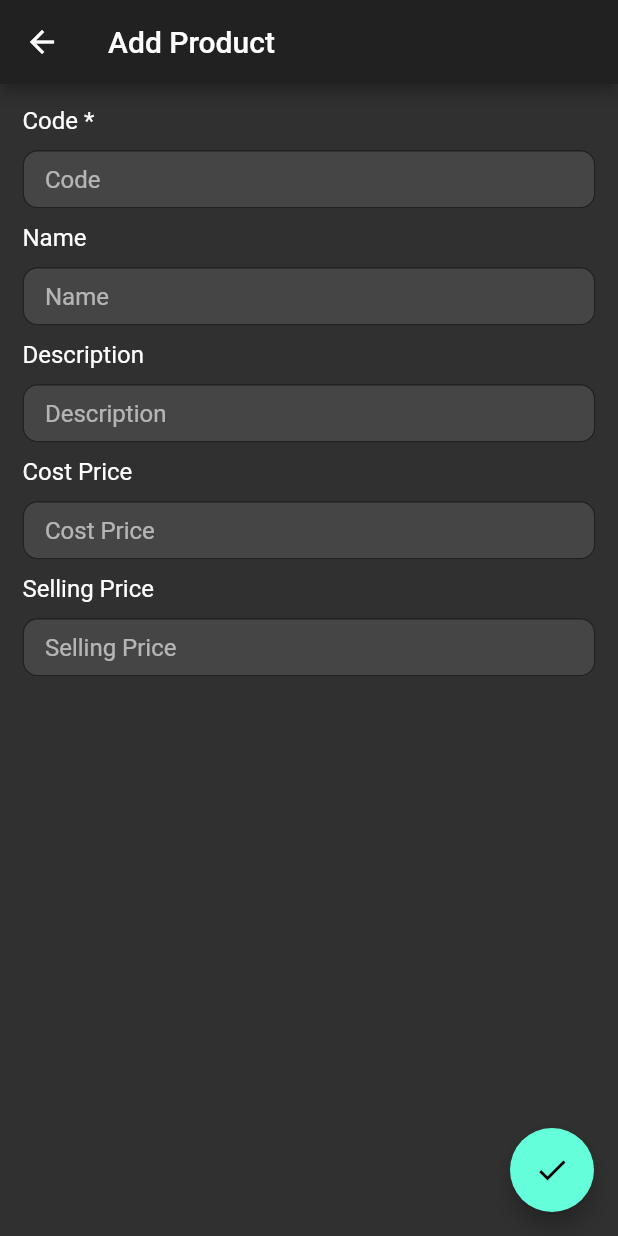
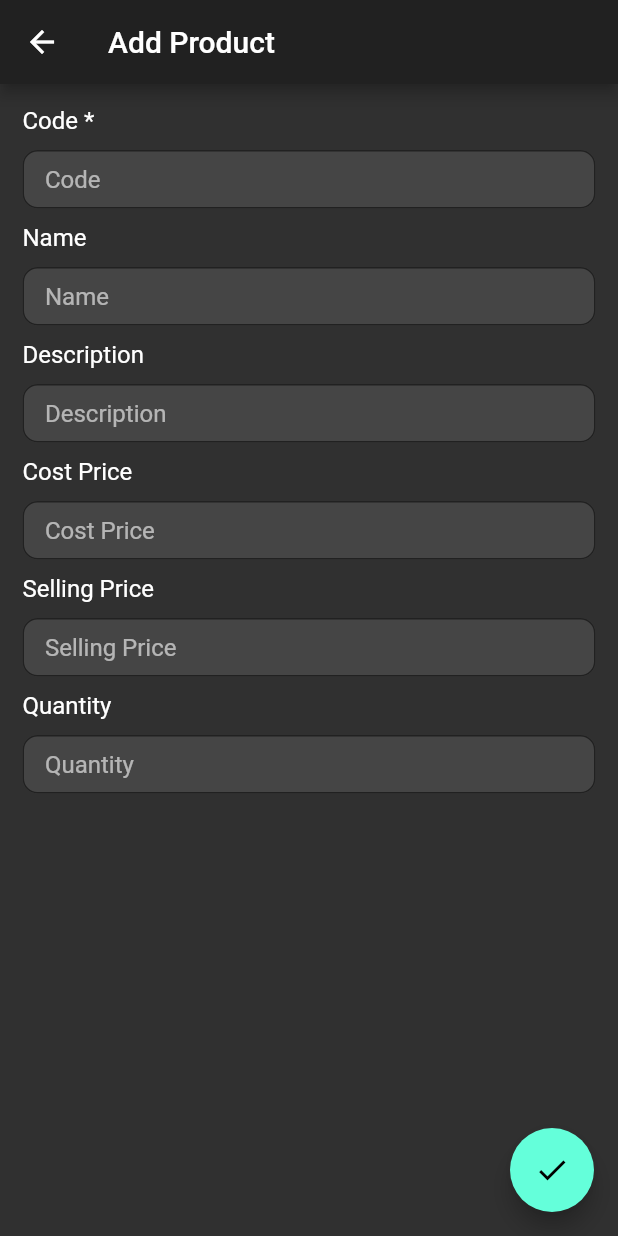
Before and after one commit to devanshu9750/mybusiness, a Flutter app: the AddProduct screen opened directly, on a phone screen of 412 x 824 dp. Run offline on Flutter 3.47's test engine with Material 2 defaults, Android fonts, the phone set to English and light mode, and no system bars; drawn by our look-alikes of velocity_x; our stand-ins replace cloud_firestore, firebase_auth, firebase_core, fluttertoast; accounts and stored records are empty.

Commit message:
Added quantity field to product details

```diff
--- a/lib/models/product_model.dart
+++ b/lib/models/product_model.dart
@@ -4,21 +4,29 @@ class Product {
   String description;
   int cp;
   int sp;
+  int quantity;
 
   Product(
       {required this.code,
       required this.cp,
       required this.description,
       required this.name,
-      required this.sp});
+      required this.sp,
+      required this.quantity});
 
   Product.fromJson(Map<String, dynamic> json, String id)
       : code = id,
         description = json['description'],
         name = json['name'],
         cp = json['cp'],
-        sp = json['sp'];
+        sp = json['sp'],
+        quantity = json['quantity'];
 
-  Map<String, dynamic> get toJson =>
-      {'name': name, 'description': description, 'cp': cp, 'sp': sp};
+  Map<String, dynamic> get toJson => {
+        'name': name,
+        'description': description,
+        'cp': cp,
+        'sp': sp,
+        'quantity': quantity
+      };
 }
--- a/lib/screens/products_side/add_product.dart
+++ b/lib/screens/products_side/add_product.dart
@@ -11,18 +11,23 @@ class AddProduct extends StatefulWidget {
 }
 
 class _AddProductState extends State<AddProduct> {
-  String _code = '', _name = '', _description = '', _cp = '', _sp = '';
+  String _code = '',
+      _name = '',
+      _description = '',
+      _cp = '',
+      _sp = '',
+      _quantity = '';
 
   _addProduct() {
     if (_code.isNotBlank) {
       Components.showLoading(context);
       Product product = Product(
-        code: _code,
-        cp: int.parse((_cp.isNotBlank) ? _cp : '0'),
-        description: _description,
-        name: _name,
-        sp: int.parse((_sp.isNotBlank) ? _sp : '0'),
-      );
+          code: _code,
+          cp: int.parse((_cp.isNotBlank) ? _cp : '0'),
+          description: _description,
+          name: _name,
+          sp: int.parse((_sp.isNotBlank) ? _sp : '0'),
+          quantity: int.parse((_quantity.isNotBlank) ? _quantity : '0'));
       FirebaseFirestore.instance
           .collection('products')
           .doc(_code)
@@ -112,6 +117,23 @@ class _AddProductState extends State<AddProduct> {
             borderType: VxTextFieldBorderType.roundLine,
             onChanged: (value) => _sp = value.trim(),
             hint: "Selling Price",
+          ),
+          SizedBox(
+            height: 10,
+          ),
+          "Quantity".text.size(16).make(),
+          SizedBox(
+            height: 10,
+          ),
+          VxTextField(
+            keyboardType: TextInputType.number,
+            borderRadius: 10,
+            borderType: VxTextFieldBorderType.roundLine,
+            onChanged: (value) => _quantity = value.trim(),
+            hint: "Quantity",
+          ),
+          SizedBox(
+            height: 20,
           )
         ]).scrollVertical().pOnly(left: 15, top: 15, right: 15));
   }
--- a/lib/screens/products_side/product_detail.dart
+++ b/lib/screens/products_side/product_detail.dart
@@ -16,7 +16,12 @@ class ProductDetail extends StatefulWidget {
 
 class _ProductDetailState extends State<ProductDetail> {
   bool _edit = false;
-  String _code = '', _name = '', _description = '', _cp = '', _sp = '';
+  String _code = '',
+      _name = '',
+      _description = '',
+      _cp = '',
+      _sp = '',
+      _quantity = '';
 
   @override
   Widget build(BuildContext context) {
@@ -62,7 +67,10 @@ class _ProductDetailState extends State<ProductDetail> {
                               cp: _cp.isNotBlank ? int.parse(_cp) : 0,
                               description: _description,
                               name: _name,
-                              sp: _sp.isNotBlank ? int.parse(_sp) : 0);
+                              sp: _sp.isNotBlank ? int.parse(_sp) : 0,
+                              quantity: _quantity.isNotBlank
+                                  ? int.parse(_quantity)
+                                  : 0);
                           FirebaseFirestore.instance
                               .collection('products')
                               .doc(widget.productDocId)
@@ -99,6 +107,7 @@ class _ProductDetailState extends State<ProductDetail> {
             _description = product.description;
             _cp = product.cp.toString();
             _sp = product.sp.toString();
+            _quantity = product.quantity.toString();
 
             return VStack([
               "Code *".text.size(16).make(),
@@ -181,7 +190,27 @@ class _ProductDetailState extends State<ProductDetail> {
                     borderRadius: BorderRadius.circular(10),
                   ),
                 ),
-              )
+              ),
+              SizedBox(
+                height: 10,
+              ),
+              "Quantity".text.size(16).make(),
+              SizedBox(
+                height: 10,
+              ),
+              TextFormField(
+                initialValue: _quantity,
+                enabled: _edit,
+                onChanged: (value) => _quantity = value.trim(),
+                decoration: InputDecoration(
+                  border: OutlineInputBorder(
+                    borderRadius: BorderRadius.circular(10),
+                  ),
+                ),
+              ),
+              SizedBox(
+                height: 20,
+              ),
             ]).scrollVertical().pOnly(left: 15, right: 15, top: 15);
           }
           return Center(
```
